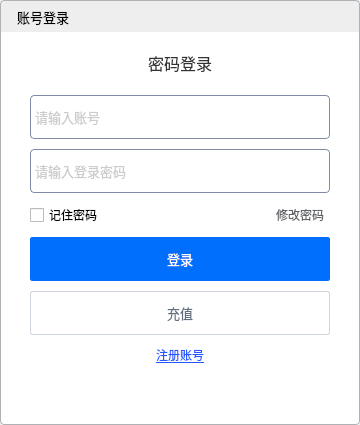
First picture: the form in loginwindow.ui, repository elevenisreallywonderful/vBlueCommercial_PaiGow, before the edit.
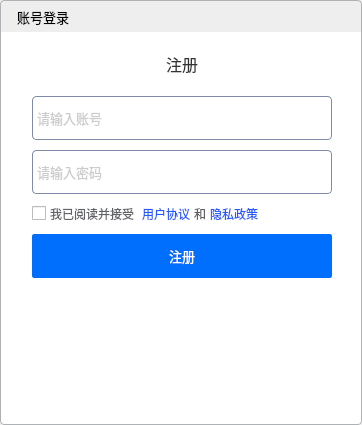
Second picture: the form after the edit. The open tabs and pages were chosen to show the change. Icons and pictures are not drawn.

Commit message: feat(register): create register ui

```diff
--- a/loginwindow.ui
+++ b/loginwindow.ui
@@ -26,7 +26,8 @@
 }
 
 /* Header label styling */
-#signinHeaderLabel {
+#signinHeaderLabel,
+#signupHeaderLabel {
     width: 300px;
     height: 44px;
     background-color: transparent;
@@ -36,7 +37,10 @@
 
 /* Input field styling */
 #signinUsernameEdit,
-#signinPasswordEdit {
+#signinPasswordEdit,
+#signupUsernameEdit,
+#signupPasswordEdit
+ {
     width: 271px;
     height: 38px;
     padding: 2px 25px 2px 2px;
@@ -54,7 +58,8 @@
 }
 
 /* Sign-in button styling */
-#signinBtn {
+#signinBtn,
+#signupBtn {
     width: 298px;
     height: 42px;
     border-radius: 2px;
@@ -64,17 +69,19 @@
 }
 
 /* Sign-in button hover effect */
-#signinBtn:hover {
+#signinBtn:hover,
+#signupBtn:hover {
     background-color: #4093ff;
 }
 
 /* Sign-in button pressed effect */
-#signinBtn:pressed {
+#signinBtn:pressed,
+#signupBtn:pressed {
     background-color: #0063e5;
 }
 
 /* Charge button styling */
-#chargeBtn {
+#goChargeBtn {
     width: 298px;
     height: 42px;
     border-radius: 2px;
@@ -94,7 +101,7 @@
 }
 
 /* Sign-up button styling */
-#signupBtn {
+#goSignupBtn {
     width: 60px;
     height: 16px;
     border: 0;
@@ -105,12 +112,12 @@
 }
 
 /* Sign-up button when disabled */
-#signupBtn:disabled {
+#goSignupBtn:disabled {
     color: #909399;
 }
 
 /* Change password button styling */
-#changePasswordBtn {
+#goChangePasswordBtn {
     width: 60px;
     height: 16px;
     border: 0;
@@ -120,12 +127,29 @@
 }
 
 /* Change password button when disabled */
-#changePasswordBtn:disabled {
+#goChangePasswordBtn:disabled {
     color: #909399;
 }
 
-#rememberPasswordCheckBox {
- 	font-size: 12px;
+
+#label,
+#label2 ,
+#rememberPasswordCheckBox
+{
+ 	color: #606266;
+	font-size: 12px;
+}
+
+#policyBtn,
+#userAgreeBtn {
+	color: #2359ff;
+	border: 0;
+	font-size: 12px;
+}
+
+#signupBackBtn {
+	border: 0;
+	border-image: url(:/images/back.svg);
 }</string>
   </property>
   <layout class="QVBoxLayout" name="verticalLayout_2">
@@ -367,7 +391,7 @@
           </spacer>
          </item>
          <item>
-          <widget class="QPushButton" name="signupBtn">
+          <widget class="QPushButton" name="goSignupBtn">
            <property name="maximumSize">
             <size>
              <width>69</width>
@@ -415,6 +439,186 @@
        </item>
       </layout>
      </widget>
+     <widget class="QWidget" name="signupPage">
+      <layout class="QHBoxLayout" name="horizontalLayout_5">
+       <property name="spacing">
+        <number>0</number>
+       </property>
+       <property name="leftMargin">
+        <number>11</number>
+       </property>
+       <property name="topMargin">
+        <number>10</number>
+       </property>
+       <property name="rightMargin">
+        <number>29</number>
+       </property>
+       <property name="bottomMargin">
+        <number>0</number>
+       </property>
+       <item>
+        <layout class="QVBoxLayout" name="verticalLayout_4">
+         <property name="spacing">
+          <number>0</number>
+         </property>
+         <item>
+          <spacer name="verticalSpacer_5">
+           <property name="orientation">
+            <enum>Qt::Vertical</enum>
+           </property>
+           <property name="sizeType">
+            <enum>QSizePolicy::Fixed</enum>
+           </property>
+           <property name="sizeHint" stdset="0">
+            <size>
+             <width>18</width>
+             <height>18</height>
+            </size>
+           </property>
+          </spacer>
+         </item>
+         <item>
+          <widget class="QPushButton" name="signupBackBtn">
+           <property name="maximumSize">
+            <size>
+             <width>16</width>
+             <height>16</height>
+            </size>
+           </property>
+           <property name="text">
+            <string/>
+           </property>
+          </widget>
+         </item>
+         <item>
+          <spacer name="verticalSpacer_2">
+           <property name="orientation">
+            <enum>Qt::Vertical</enum>
+           </property>
+           <property name="sizeHint" stdset="0">
+            <size>
+             <width>20</width>
+             <height>40</height>
+            </size>
+           </property>
+          </spacer>
+         </item>
+        </layout>
+       </item>
+       <item>
+        <layout class="QVBoxLayout" name="verticalLayout_3">
+         <property name="spacing">
+          <number>10</number>
+         </property>
+         <item>
+          <widget class="QLabel" name="signupHeaderLabel">
+           <property name="minimumSize">
+            <size>
+             <width>0</width>
+             <height>44</height>
+            </size>
+           </property>
+           <property name="text">
+            <string>注册</string>
+           </property>
+           <property name="alignment">
+            <set>Qt::AlignCenter</set>
+           </property>
+          </widget>
+         </item>
+         <item>
+          <widget class="QLineEdit" name="signupUsernameEdit">
+           <property name="placeholderText">
+            <string>请输入账号</string>
+           </property>
+          </widget>
+         </item>
+         <item>
+          <widget class="QLineEdit" name="signupPasswordEdit">
+           <property name="placeholderText">
+            <string>请输入密码</string>
+           </property>
+          </widget>
+         </item>
+         <item>
+          <layout class="QHBoxLayout" name="horizontalLayout_4">
+           <property name="spacing">
+            <number>4</number>
+           </property>
+           <item>
+            <widget class="QCheckBox" name="termofServiceCheckBox">
+             <property name="text">
+              <string/>
+             </property>
+            </widget>
+           </item>
+           <item>
+            <widget class="QLabel" name="label">
+             <property name="text">
+              <string>我已阅读并接受 </string>
+             </property>
+            </widget>
+           </item>
+           <item>
+            <widget class="QPushButton" name="userAgreeBtn">
+             <property name="text">
+              <string>用户协议</string>
+             </property>
+            </widget>
+           </item>
+           <item>
+            <widget class="QLabel" name="label2">
+             <property name="text">
+              <string>和</string>
+             </property>
+            </widget>
+           </item>
+           <item>
+            <widget class="QPushButton" name="policyBtn">
+             <property name="text">
+              <string>隐私政策</string>
+             </property>
+            </widget>
+           </item>
+           <item>
+            <spacer name="horizontalSpacer_4">
+             <property name="orientation">
+              <enum>Qt::Horizontal</enum>
+             </property>
+             <property name="sizeHint" stdset="0">
+              <size>
+               <width>40</width>
+               <height>20</height>
+              </size>
+             </property>
+            </spacer>
+           </item>
+          </layout>
+         </item>
+         <item>
+          <widget class="QPushButton" name="signupBtn">
+           <property name="text">
+            <string>注册</string>
+           </property>
+          </widget>
+         </item>
+         <item>
+          <spacer name="verticalSpacer_3">
+           <property name="orientation">
+            <enum>Qt::Vertical</enum>
+           </property>
+           <property name="sizeHint" stdset="0">
+            <size>
+             <width>20</width>
+             <height>40</height>
+            </size>
+           </property>
+          </spacer>
+         </item>
+        </layout>
+       </item>
+      </layout>
+     </widget>
     </widget>
    </item>
   </layout>
```
Left out of the diff: 8 changed lines with no effect on the pictures. The commit also changes 2 other files.
